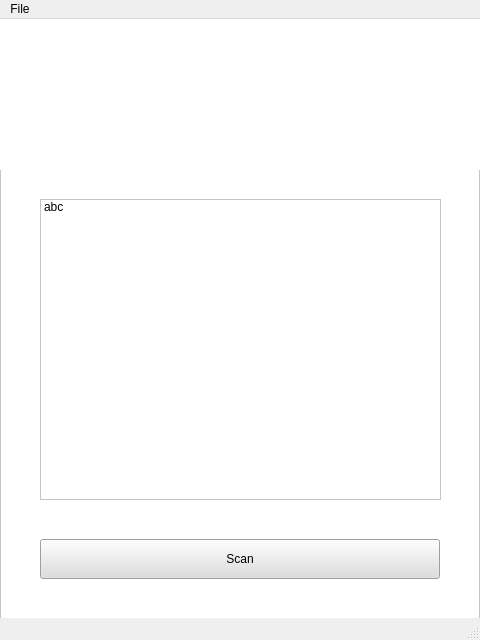
BOGUENSONG/nol.a-nrf52-dk-example, file EdgeGui_dev/edgeeyedesign.ui: the form before one commit.
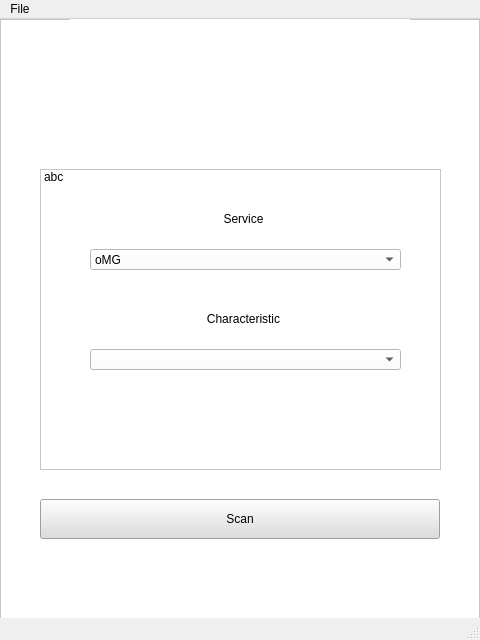
The form after the commit. Icons and pictures are not drawn.

The edit to the form file:
```diff
--- a/EdgeGui_dev/edgeeyedesign.ui
+++ b/EdgeGui_dev/edgeeyedesign.ui
@@ -36,7 +36,7 @@
      <property name="geometry">
       <rect>
        <x>40</x>
-       <y>520</y>
+       <y>480</y>
        <width>400</width>
        <height>40</height>
       </rect>
@@ -55,7 +55,7 @@
      <property name="geometry">
       <rect>
        <x>40</x>
-       <y>180</y>
+       <y>150</y>
        <width>401</width>
        <height>301</height>
       </rect>
@@ -70,17 +70,32 @@
       <property name="text">
        <string>abc</string>
       </property>
+      <property name="foreground">
+       <brush brushstyle="NoBrush">
+        <color alpha="255">
+         <red>255</red>
+         <green>255</green>
+         <blue>255</blue>
+        </color>
+       </brush>
+      </property>
+      <property name="flags">
+       <set>ItemIsSelectable|ItemIsEnabled</set>
+      </property>
      </item>
     </widget>
     <widget class="QLabel" name="label">
      <property name="geometry">
       <rect>
-       <x>0</x>
+       <x>70</x>
        <y>0</y>
-       <width>480</width>
-       <height>151</height>
+       <width>340</width>
+       <height>120</height>
       </rect>
      </property>
+     <property name="autoFillBackground">
+      <bool>false</bool>
+     </property>
      <property name="styleSheet">
       <string notr="true">background : url(:/head/edgetitle.png)</string>
      </property>
@@ -88,6 +103,68 @@
       <string/>
      </property>
     </widget>
+    <widget class="QComboBox" name="comboBox">
+     <property name="geometry">
+      <rect>
+       <x>90</x>
+       <y>230</y>
+       <width>311</width>
+       <height>21</height>
+      </rect>
+     </property>
+     <item>
+      <property name="text">
+       <string>oMG</string>
+      </property>
+     </item>
+     <item>
+      <property name="text">
+       <string>qwetqwet</string>
+      </property>
+     </item>
+    </widget>
+    <widget class="QComboBox" name="comboBox_2">
+     <property name="geometry">
+      <rect>
+       <x>90</x>
+       <y>330</y>
+       <width>311</width>
+       <height>21</height>
+      </rect>
+     </property>
+    </widget>
+    <widget class="QLabel" name="label_2">
+     <property name="geometry">
+      <rect>
+       <x>93</x>
+       <y>190</y>
+       <width>301</width>
+       <height>20</height>
+      </rect>
+     </property>
+     <property name="text">
+      <string>Service</string>
+     </property>
+     <property name="alignment">
+      <set>Qt::AlignCenter</set>
+     </property>
+    </widget>
+    <widget class="QLabel" name="label_3">
+     <property name="geometry">
+      <rect>
+       <x>93</x>
+       <y>290</y>
+       <width>301</width>
+       <height>20</height>
+      </rect>
+     </property>
+     <property name="text">
+      <string>Characteristic</string>
+     </property>
+     <property name="alignment">
+      <set>Qt::AlignCenter</set>
+     </property>
+    </widget>
    </widget>
   </widget>
   <widget class="QMenuBar" name="menubar">
```
Left out of the diff: 4 changed lines with no effect on the pictures.
